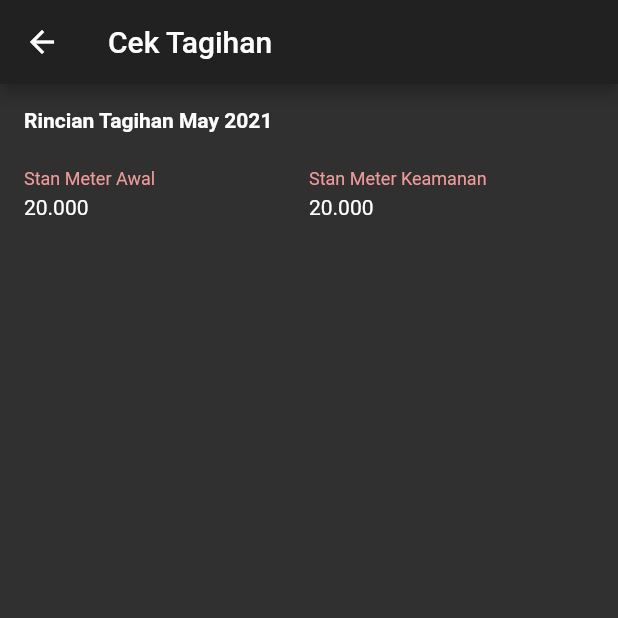
After one commit to Fizhu/Housing-Payment, a Flutter app: the TagihanPage screen opened by its route, on a phone screen of 412 x 824 dp, the top half of it. The commit adds this screen. Run offline on Flutter 3.47's test engine with Material 2 defaults, Android fonts, the light colour scheme and no system bars; our stand-ins replace bloc, dio, equatable, flutter_bloc, flutter_svg, fluttertoast and 2 more; accounts and stored records are empty; generated files the repository leaves out were written again.

Commit message:
adding tagihan page

```diff
--- a/lib/main.dart
+++ b/lib/main.dart
@@ -2,7 +2,8 @@ import 'package:flutter/material.dart';
 import 'package:flutter_bloc/flutter_bloc.dart';
 import 'package:housing_payment/bloc/bloc_observer.dart';
 import 'package:housing_payment/data/pref/pref.dart';
-import 'package:housing_payment/ui/cs/cs.dart';
+import 'package:housing_payment/ui/warga/cektagihan/tagihan.dart';
+import 'package:housing_payment/ui/warga/cs/cs.dart';
 import 'package:housing_payment/ui/home/home.dart';
 import 'package:housing_payment/ui/login/login.dart';
 
@@ -44,6 +45,7 @@ class MyApp extends StatelessWidget {
               child: HomePage(),
             ),
         CsPage.routeName: (context) => CsPage(),
+        TagihanPage.routeName: (context) => TagihanPage(),
       },
     );
   }
--- a/lib/ui/home/home.dart
+++ b/lib/ui/home/home.dart
@@ -7,10 +7,10 @@ import 'package:flutter_svg/flutter_svg.dart';
 import 'package:housing_payment/bloc/user/user_bloc.dart';
 import 'package:housing_payment/data/models/data.dart';
 import 'package:housing_payment/data/pref/pref.dart';
-import 'package:housing_payment/ui/cs/cs.dart';
+import 'package:housing_payment/ui/warga/cektagihan/tagihan.dart';
+import 'package:housing_payment/ui/warga/cs/cs.dart';
 import 'package:housing_payment/ui/login/login.dart';
 import 'package:housing_payment/utils/app_assets.dart';
-import 'package:housing_payment/utils/ext.dart';
 
 class HomePage extends StatefulWidget {
   static const routeName = '/home';
@@ -179,7 +179,7 @@ class _HomePageState extends State<HomePage> {
       // Navigator.pushNamed(context, CsPage.routeName);
     }
     if (id == _listWargaMenu[0].id) {
-      // Navigator.pushNamed(context, CsPage.routeName);
+      Navigator.pushNamed(context, TagihanPage.routeName);
     }
     if (id == _listWargaMenu[1].id) {
       // Navigator.pushNamed(context, CsPage.routeName);
--- /dev/null
+++ b/lib/ui/warga/cektagihan/tagihan.dart
@@ -0,0 +1,89 @@
+import 'package:flutter/cupertino.dart';
+import 'package:flutter/material.dart';
+import 'package:housing_payment/utils/ext.dart';
+import 'package:intl/intl.dart';
+
+class TagihanPage extends StatefulWidget {
+  static const routeName = '/tagihan';
+
+  @override
+  _TagihanPageState createState() => _TagihanPageState();
+}
+
+class _TagihanPageState extends State<TagihanPage> {
+  DateTime _now = DateTime.now();
+  DateFormat _formatter = DateFormat('MMM yyyy');
+  DateFormat _sortFormatter = DateFormat('yyyy-MM');
+
+  AppBar _appBar() => AppBar(
+        title: Text('Cek Tagihan'),
+      );
+
+  Text _textTitle(String text) => Text(
+        text,
+        style: TextStyle(fontSize: 12.0, color: Colors.red[200]),
+      );
+
+  Widget _tagihanContent() {
+    return SingleChildScrollView(
+      child: ConstrainedBox(
+        constraints: BoxConstraints(
+            minHeight: Ext.matchParentHeight(context) -
+                _appBar().preferredSize.height -
+                (16.0 * 2)),
+        child: IntrinsicHeight(
+          child: Padding(
+            padding: EdgeInsets.all(16.0),
+            child: Column(
+              crossAxisAlignment: CrossAxisAlignment.stretch,
+              mainAxisAlignment: MainAxisAlignment.start,
+              children: [
+                Text(
+                  'Rincian Tagihan ' + _formatter.format(_now),
+                  style: TextStyle(fontWeight: FontWeight.bold),
+                ),
+                SizedBox(height: 24.0,),
+                Row(
+                  children: [
+                    Expanded(
+                        flex: 1,
+                        child: Column(
+                          mainAxisSize: MainAxisSize.min,
+                          crossAxisAlignment: CrossAxisAlignment.stretch,
+                          children: [
+                            _textTitle('Stan Meter Awal'),
+                            SizedBox(height: 4.0,),
+                            Text('20.000'),
+                          ],
+                        )),
+                    Expanded(
+                        flex: 1,
+                        child: Column(
+                          mainAxisSize: MainAxisSize.min,
+                          crossAxisAlignment: CrossAxisAlignment.stretch,
+                          children: [
+                            _textTitle('Stan Meter Keamanan'),
+                            SizedBox(height: 4.0,),
+                            Text('20.000'),
+                          ],
+                        )),
+                  ],
+                ),
+              ],
+            ),
+          ),
+        ),
+      ),
+    );
+  }
+
+  @override
+  Widget build(BuildContext context) {
+    return Scaffold(
+      appBar: _appBar(),
+      body: SafeArea(
+        child: _tagihanContent()
+      ),
+    );
+  }
+}
```
Also changed, not shown: lib/ui/warga/cs/cs.dart (renamed from lib/ui/cs/cs.dart).
